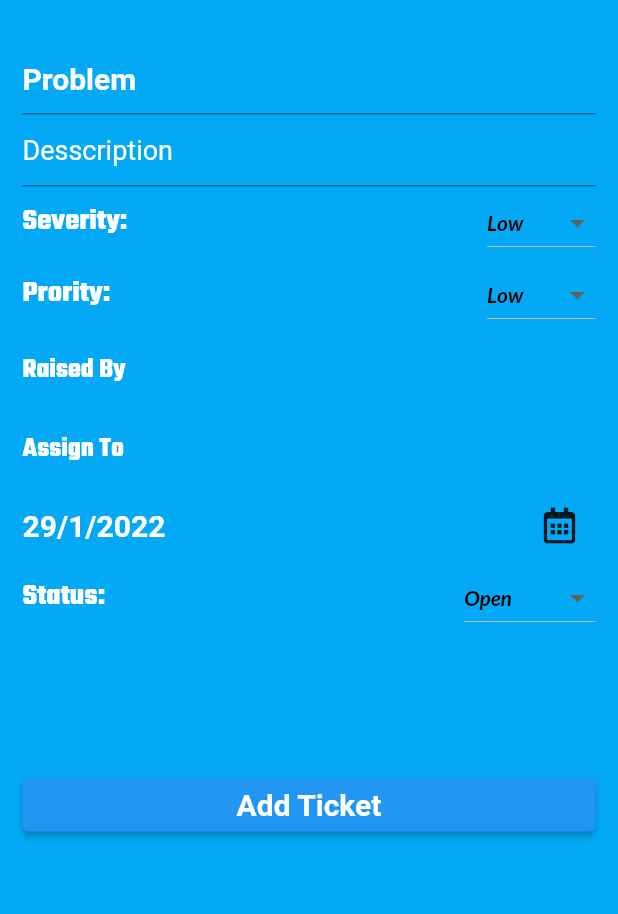
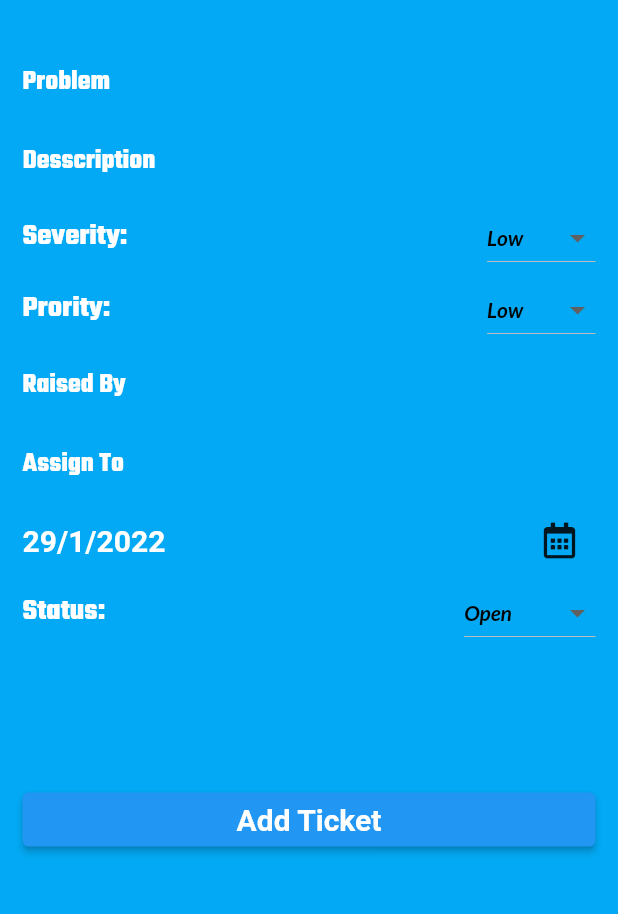
Before and after one commit to mohammadfaidi/TicketHelper, a Flutter app: the AddScreen screen opened directly, on a phone screen of 412 x 824 dp, the part 64-978 px from its top. Run offline on Flutter 3.47's test engine with Material 2 defaults, Android fonts, the phone set to English and light mode, and no system bars; our stand-ins replace font_awesome_flutter, google_fonts; Roboto replaces fonts that are missing (Dosis).

Commit message:
seperate textfield

```diff
--- a/notepad/lib/screens/add_screen.dart
+++ b/notepad/lib/screens/add_screen.dart
@@ -3,6 +3,7 @@ import 'package:flutter/material.dart';
 import 'package:notepad/Providers/Note.dart';
 import 'package:notepad/Providers/NotesOperation.dart';
 import 'package:notepad/screens/compbox.dart';
+import 'package:notepad/widgets/Feild.dart';
 import 'package:provider/provider.dart';
 import 'package:font_awesome_flutter/font_awesome_flutter.dart';
 import 'package:google_fonts/google_fonts.dart';
@@ -78,34 +79,16 @@ class _AddScreenState extends State<AddScreen> {
           child: Column(
             crossAxisAlignment: CrossAxisAlignment.stretch,
             children: [
-              TextField(
-                decoration: InputDecoration(
-                    hintText: "Problem",
-                    hintStyle: TextStyle(
-                      fontSize: 20,
-                      fontWeight: FontWeight.bold,
+              Feild(
+                  hintText: "Problem ",
                   color: Colors.white,
-                    )),
-                style: TextStyle(fontSize: 20, color: Colors.white),
-                controller: titleController,
-                /*
-                onChanged: (value) {
-                  titleText = value;
-
-                },
-                */
-              ),
-              TextField(
-                decoration: InputDecoration(
-                    //  border: InputBorder.none,
-                    hintText: "Desscription",
-                    hintStyle: TextStyle(
-                      fontSize: 18,
+                  fontWeight: FontWeight.w700,
+                  ControllerGenrall: titleController),
+              Feild(
+                  hintText: "Desscription ",
                   color: Colors.white,
-                    )),
-                style: TextStyle(fontSize: 18, color: Colors.white),
-                controller: descriptionController,
-              ),
+                  fontWeight: FontWeight.w700,
+                  ControllerGenrall: descriptionController),
               Row(
                 mainAxisAlignment: MainAxisAlignment.spaceBetween,
                 children: [
@@ -156,36 +139,16 @@ class _AddScreenState extends State<AddScreen> {
                       items: CobmoBox.dropdownItems2)
                 ],
               ),
-              TextField(
-                decoration: InputDecoration(
-                    border: InputBorder.none,
+              Feild(
                   hintText: "Raised By",
-                    hintStyle: TextStyle(
-                      fontSize: 18,
                   color: Colors.white,
-                    )),
-                style: GoogleFonts.teko(
-                    fontSize: 20,
                   fontWeight: FontWeight.w700,
-                    fontStyle: FontStyle.normal,
-                    color: Colors.white),
-                controller: raisedController,
-              ),
-              TextField(
-                decoration: InputDecoration(
-                    border: InputBorder.none,
+                  ControllerGenrall: raisedController),
+              Feild(
                   hintText: "Assign To",
-                    hintStyle: TextStyle(
-                      fontSize: 18,
                   color: Colors.white,
-                    )),
-                style: GoogleFonts.teko(
-                    fontSize: 20,
                   fontWeight: FontWeight.w700,
-                    fontStyle: FontStyle.normal,
-                    color: Colors.white),
-                controller: assignController,
-              ),
+                  ControllerGenrall: assignController),
               Row(
                 mainAxisAlignment: MainAxisAlignment.spaceBetween,
                 children: [
--- /dev/null
+++ b/notepad/lib/widgets/Feild.dart
@@ -0,0 +1,50 @@
+import 'package:flutter/cupertino.dart';
+import 'package:flutter/material.dart';
+import 'package:google_fonts/google_fonts.dart';
+
+class Feild extends StatelessWidget {
+  final String hintText;
+  Color color;
+  FontWeight fontWeight;
+//fontSize size;
+
+  TextEditingController ControllerGenrall;
+
+  Feild({
+    required this.hintText,
+    required this.color,
+    required this.fontWeight,
+    required this.ControllerGenrall,
+  });
+
+  @override
+  Widget build(BuildContext context) {
+    return Container(
+      child: TextField(
+        decoration: InputDecoration(
+            border: InputBorder.none,
+            hintText: hintText,
+            hintStyle: TextStyle(
+              fontSize: 18,
+              color: color,
+            )),
+        style: GoogleFonts.teko(
+            fontSize: 20,
+            fontWeight: fontWeight,
+            fontStyle: FontStyle.normal,
+            color: Colors.white),
+        controller: ControllerGenrall,
+      ),
+      /*alignment:align ,
+        child: Text(title,
+            style: TextStyle(
+            color:color,
+            fontWeight: fontWeight,
+            fontSize:size,
+            ),
+
+           ),
+           */
+    );
+  }
+}
--- /dev/null
+++ b/notepad/lib/widgets/text.dart
@@ -0,0 +1,27 @@
+import 'package:flutter/cupertino.dart';
+import 'package:flutter/material.dart';
+
+class text extends StatelessWidget {
+  final String title;
+  Color color;
+  FontWeight fontWeight;
+  final double size;
+//fontSize size;
+  final AlignmentGeometry align;
+  text({required this.title, required this.color, required this.fontWeight, required this.size, required this.align});
+
+  @override
+  Widget build(BuildContext context) {
+    return Container(
+      alignment: align,
+      child: Text(
+        title,
+        style: TextStyle(
+          color: color,
+          fontWeight: fontWeight,
+          fontSize: size,
+        ),
+      ),
+    );
+  }
+}
```
Lines whose indentation alone changed are shown as unchanged.
